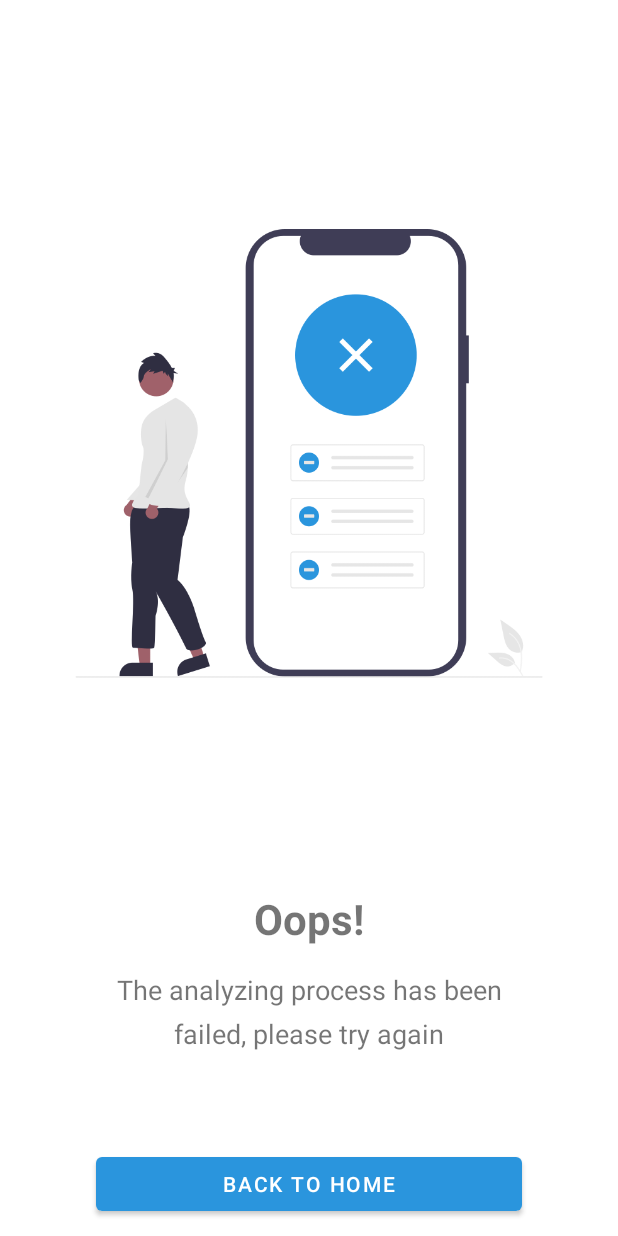
After one commit to mj3smile/capstone_Xplisit, an Android app: the ErrorActivity screen opened directly, with no data from a screen before it, on a phone screen of 412 x 824 dp. The commit adds this screen. Run offline under Robolectric (Android 15) with nearby library versions, the phone set to English and light mode, and no system bars.

Commit message:
some fixes and additions
finishing upload image process and adding error page and progress page

```diff
--- a/Android/app/build.gradle
+++ b/Android/app/build.gradle
@@ -1,6 +1,7 @@
 plugins {
     id 'com.android.application'
     id 'kotlin-android'
+    id 'kotlin-parcelize'
 }
 
 android {
--- a/Android/app/src/main/AndroidManifest.xml
+++ b/Android/app/src/main/AndroidManifest.xml
@@ -13,13 +13,17 @@
         android:allowBackup="true"
         android:icon="@mipmap/ic_launcher"
         android:label="@string/app_name"
+        android:requestLegacyExternalStorage="true"
         android:roundIcon="@mipmap/ic_launcher_round"
         android:supportsRtl="true"
         android:theme="@style/Theme.CapstoneProject">
         <activity
+            android:name=".ui.error.ErrorActivity"
+            android:theme="@style/NoActionBarStyle"/>
+        <activity
             android:name=".ui.detail.DetailActivity"
             android:label="@string/title_activity_detail"
-            android:theme="@style/Theme.CapstoneProject.NoActionBar"></activity>
+            android:theme="@style/Theme.CapstoneProject.NoActionBar" />
         <activity
             android:name=".ui.home.PreviewImageActivity"
             android:theme="@style/NoActionBarStyle" />
--- a/Android/app/src/main/java/id/xplicit/capstoneproject/entity/RemoteResponse.kt
+++ b/Android/app/src/main/java/id/xplicit/capstoneproject/entity/RemoteResponse.kt
@@ -1,6 +1,8 @@
 package id.xplicit.capstoneproject.entity
 
+import android.os.Parcelable
 import com.squareup.moshi.Json
+import kotlinx.parcelize.Parcelize
 
 data class RemoteResponse(
 	@field:Json(name="disease_found")
@@ -16,6 +18,7 @@ data class RemoteResponse(
 	val status: String
 )
 
+@Parcelize
 data class Message(
 	@field:Json(name="treatment_tips")
 	val treatmentTips: String,
@@ -28,4 +31,4 @@ data class Message(
 
 	@field:Json(name="disease_name")
 	val diseaseName: String
-)
+): Parcelable
--- /dev/null
+++ b/Android/app/src/main/java/id/xplicit/capstoneproject/ui/error/ErrorActivity.kt
@@ -0,0 +1,42 @@
+package id.xplicit.capstoneproject.ui.error
+
+import androidx.appcompat.app.AppCompatActivity
+import android.os.Bundle
+import id.xplicit.capstoneproject.R
+import id.xplicit.capstoneproject.databinding.ActivityErrorBinding
+
+class ErrorActivity : AppCompatActivity() {
+    private lateinit var binding: ActivityErrorBinding
+
+    override fun onCreate(savedInstanceState: Bundle?) {
+        super.onCreate(savedInstanceState)
+        binding = ActivityErrorBinding.inflate(layoutInflater)
+        setContentView(binding.root)
+
+        when(intent.getIntExtra(ERROR_CODE_EXTRA, -1)) {
+            UPLOAD_ERROR_CODE -> {
+                binding.tvFailMessage.text = getString(R.string.upload_error_message)
+                binding.imgFailed.setImageResource(R.drawable.upload_error)
+            }
+            DISEASE_NOT_FOUND_ERROR_CODE -> {
+                binding.tvFailMessage.text = getString(R.string.disease_not_found_message)
+                binding.imgFailed.setImageResource(R.drawable.upload_error)
+            }
+            NOT_NAIL_OBJECT_ERROR_CODE -> {
+                binding.tvFailMessage.text = getString(R.string.nail_object_error_message)
+                binding.imgFailed.setImageResource(R.drawable.upload_error)
+            }
+        }
+
+        binding.btnHome.setOnClickListener {
+            finish()
+        }
+    }
+
+    companion object {
+        const val UPLOAD_ERROR_CODE = 101
+        const val DISEASE_NOT_FOUND_ERROR_CODE = 102
+        const val NOT_NAIL_OBJECT_ERROR_CODE = 103
+        const val ERROR_CODE_EXTRA = "error_code_extra"
+    }
+}
--- a/Android/app/src/main/java/id/xplicit/capstoneproject/ui/home/MainActivity.kt
+++ b/Android/app/src/main/java/id/xplicit/capstoneproject/ui/home/MainActivity.kt
@@ -21,6 +21,7 @@ import java.io.File
 class MainActivity : AppCompatActivity(), View.OnClickListener {
     private lateinit var binding: ActivityMainBinding
     private lateinit var pictureURI: Uri
+    private lateinit var picturePath: String
     private lateinit var viewModel: MainViewModel
 
     override fun onCreate(savedInstanceState: Bundle?) {
@@ -47,6 +48,7 @@ class MainActivity : AppCompatActivity(), View.OnClickListener {
     private fun takePicture() {
         if (hasCameraPermission() and hasReadStoragePermission() and hasWriteStoragePermission()) {
             val pictureFile: File = viewModel.createImageFile()
+            picturePath = pictureFile.absolutePath
             pictureFile.also {
                 pictureURI = FileProvider.getUriForFile(
                     this,
@@ -74,6 +76,7 @@ class MainActivity : AppCompatActivity(), View.OnClickListener {
         if (success) {
             val intent = Intent(this, PreviewImageActivity::class.java)
             intent.putExtra(PreviewImageActivity.IMAGE_URI_EXTRA, pictureURI.toString())
+            intent.putExtra(PreviewImageActivity.IMAGE_PATH_EXTRA, picturePath)
             startActivity(intent)
         }
     }
--- a/Android/app/src/main/java/id/xplicit/capstoneproject/utils/ApiConfig.kt
+++ b/Android/app/src/main/java/id/xplicit/capstoneproject/utils/ApiConfig.kt
@@ -13,7 +13,7 @@ object ApiConfig {
             .addInterceptor(loggingInterceptor)
             .build()
         val retrofit = Retrofit.Builder()
-            .baseUrl("https://118.98.121.229/xplicit-app/")
+            .baseUrl("https://118.98.121.229/")
             .addConverterFactory(MoshiConverterFactory.create())
             .client(client)
             .build()
--- a/Android/app/src/main/java/id/xplicit/capstoneproject/utils/ApiService.kt
+++ b/Android/app/src/main/java/id/xplicit/capstoneproject/utils/ApiService.kt
@@ -7,7 +7,7 @@ import retrofit2.http.*
 
 interface ApiService {
     @Multipart
-    @POST("/")
+    @POST("/xplicit-app")
     fun getPredictionResult(
         @Header("apikey") apiKey: String,
         @Part image: MultipartBody.Part,
--- a/Android/app/src/main/res/layout/activity_detail.xml
+++ b/Android/app/src/main/res/layout/activity_detail.xml
@@ -86,7 +86,6 @@
                         android:id="@+id/img_detail"
                         android:layout_width="100dp"
                         android:layout_height="130dp"
-                        android:src="@drawable/preview"
                         android:scaleType="centerCrop"
                         app:layout_constraintHorizontal_chainStyle="packed"
                         app:layout_constraintTop_toTopOf="parent"
@@ -112,7 +111,6 @@
                         android:id="@+id/tv_disease_name"
                         android:layout_width="0dp"
                         android:layout_height="wrap_content"
-                        android:text="Penyakit Coba Coba"
                         android:textSize="20sp"
                         android:textStyle="bold"
                         android:textColor="@color/default_text"
@@ -161,7 +159,6 @@
                         android:paddingLeft="8dp"
                         android:paddingRight="8dp"
                         android:justificationMode="inter_word"
-                        android:text="Lorem ipsum dolor sit amet, consectetur adipiscing elit, sed do eiusmod tempor incididunt ut labore et dolore magna aliqua. Ut enim ad minim veniam, quis nostrud exercitation ullamco laboris nisi ut aliquip ex ea commodo consequat. Duis aute irure dolor in reprehenderit in voluptate velit esse cillum dolore eu fugiat nulla pariatur. Excepteur sint occaecat cupidatat non proident, sunt in culpa qui officia deserunt mollit anim id est laborum"
                         android:textColor="@color/default_text"
                         app:layout_constraintTop_toBottomOf="@id/tv_description_title"
                         app:layout_constraintLeft_toLeftOf="parent"
@@ -207,7 +204,6 @@
                         android:paddingLeft="8dp"
                         android:paddingRight="8dp"
                         android:justificationMode="inter_word"
-                        android:text="Sed ut perspiciatis unde omnis iste natus error sit voluptatem accusantium doloremque laudantium, totam rem aperiam, eaque ipsa quae ab illo inventore veritatis et quasi architecto beatae vitae dicta sunt explicabo. Nemo enim ipsam voluptatem quia voluptas sit aspernatur aut odit aut fugit, sed quia consequuntur magni dolores eos qui ratione voluptatem sequi nesciunt."
                         android:textColor="@color/default_text"
                         app:layout_constraintTop_toBottomOf="@id/tv_tips_title"
                         app:layout_constraintLeft_toLeftOf="parent"
--- /dev/null
+++ b/Android/app/src/main/res/layout/activity_error.xml
@@ -0,0 +1,59 @@
+<?xml version="1.0" encoding="utf-8"?>
+<androidx.constraintlayout.widget.ConstraintLayout xmlns:android="http://schemas.android.com/apk/res/android"
+    xmlns:app="http://schemas.android.com/apk/res-auto"
+    xmlns:tools="http://schemas.android.com/tools"
+    android:layout_width="match_parent"
+    android:layout_height="match_parent"
+    tools:context=".ui.error.ErrorActivity">
+
+    <ImageView
+        android:id="@+id/img_failed"
+        android:layout_width="match_parent"
+        android:layout_height="wrap_content"
+        android:src="@drawable/upload_error"
+        app:layout_constraintVertical_chainStyle="packed"
+        app:layout_constraintTop_toTopOf="parent"
+        app:layout_constraintLeft_toLeftOf="parent"
+        app:layout_constraintRight_toRightOf="parent"
+        app:layout_constraintBottom_toTopOf="@id/tv_oops"
+        android:contentDescription="@string/process_failed_illustration" />
+
+    <TextView
+        android:id="@+id/tv_oops"
+        android:layout_width="wrap_content"
+        android:layout_height="wrap_content"
+        android:text="@string/oops_text"
+        android:textSize="28sp"
+        android:textStyle="bold"
+        app:layout_constraintTop_toBottomOf="@id/img_failed"
+        app:layout_constraintLeft_toLeftOf="parent"
+        app:layout_constraintRight_toRightOf="parent"
+        app:layout_constraintBottom_toTopOf="@id/tv_fail_message"/>
+
+    <TextView
+        android:id="@+id/tv_fail_message"
+        android:layout_width="match_parent"
+        android:layout_height="wrap_content"
+        android:text="@string/upload_error_message"
+        android:textSize="18sp"
+        android:gravity="center"
+        android:lineSpacingExtra="8dp"
+        android:layout_marginTop="16dp"
+        android:layout_marginStart="64dp"
+        android:layout_marginEnd="64dp"
+        app:layout_constraintTop_toBottomOf="@id/tv_oops"
+        app:layout_constraintLeft_toLeftOf="parent"
+        app:layout_constraintRight_toRightOf="parent"
+        app:layout_constraintBottom_toTopOf="@id/btn_home"/>
+
+    <Button
+        android:id="@+id/btn_home"
+        android:layout_width="0dp"
+        android:layout_height="wrap_content"
+        android:text="@string/btn_fail_text"
+        android:layout_marginTop="64dp"
+        app:layout_constraintTop_toBottomOf="@id/tv_fail_message"
+        app:layout_constraintLeft_toLeftOf="@id/tv_fail_message"
+        app:layout_constraintRight_toRightOf="@id/tv_fail_message"
+        app:layout_constraintBottom_toBottomOf="parent"/>
+</androidx.constraintlayout.widget.ConstraintLayout>
--- a/Android/app/src/main/res/values/colors.xml
+++ b/Android/app/src/main/res/values/colors.xml
@@ -13,4 +13,5 @@
     <color name="default_text">#757575</color>
     <color name="transparent">#00FFFFFF</color>
     <color name="white_darker">#FBFBFB</color>
+    <color name="pink">#fc4482</color>
 </resources>
--- a/Android/app/src/main/res/values/strings.xml
+++ b/Android/app/src/main/res/values/strings.xml
@@ -20,4 +20,11 @@
     <string name="detail_activity_toolbar_title">Analysis Result</string>
     <string name="analysed_picture_desc">Analysed Picture</string>
     <string name="result_illustration_desc">Result Illustration</string>
+    <string name="process_failed_illustration">Process Failed</string>
+    <string name="oops_text">Oops!</string>
+    <string name="upload_error_message">The analyzing process has been failed, please try again</string>
+    <string name="btn_fail_text">Back to home</string>
+    <string name="analyze_progress_text">Analyzing ...</string>
+    <string name="disease_not_found_message">We cannot identified any disease from picture that you\'ve sent</string>
+    <string name="nail_object_error_message">We don\'t found any nail object in picture that you\'ve sent. Please try again.</string>
 </resources>
```
Also changed, not shown: Android/app/src/main/java/id/xplicit/capstoneproject/ui/detail/DetailActivity.kt (+10 -3 lines), Android/app/src/main/java/id/xplicit/capstoneproject/ui/home/MainViewModel.kt (+32 -10 lines), Android/app/src/main/java/id/xplicit/capstoneproject/ui/home/PreviewImageActivity.kt (+67 -15 lines), Android/app/src/main/java/id/xplicit/capstoneproject/utils/FileUtils.kt (added, +114 -0 lines), Android/app/src/main/java/id/xplicit/capstoneproject/utils/ProgressRequestBody.kt (added, +55 -0 lines), Android/app/src/main/res/drawable/progressbar_bg.xml (added, +23 -0 lines), Android/app/src/main/res/layout/activity_preview_image.xml (+34 -1 lines), Android/app/src/main/res/drawable-nodpi/preview.jpg (deleted), Android/app/src/main/res/drawable-nodpi/upload_error.png (added).
